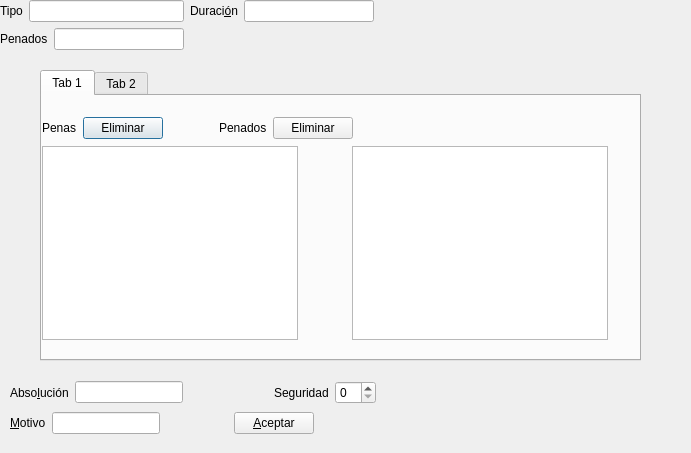
Old version of the form gui/dlgpenaentrada.ui in the repository rogorido/qtpredicadores.
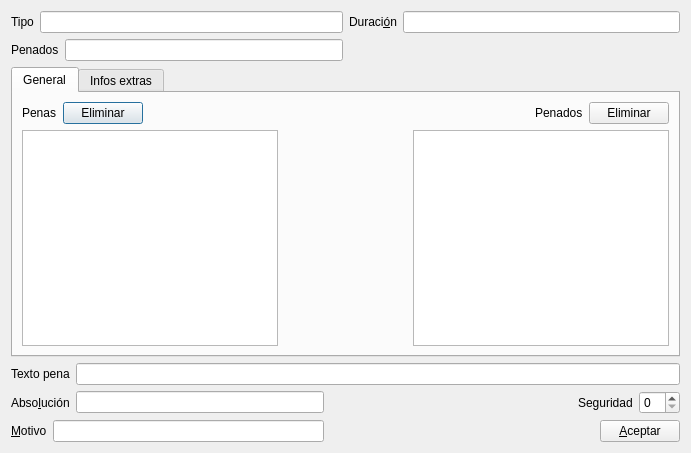
New version of the form. The open tabs and pages were chosen to show the change. Custom widgets are drawn as their Qt base class.

Commit message: Añadidos modelos y completes alformulario para meter penas

```diff
--- a/gui/dlgpenaentrada.ui
+++ b/gui/dlgpenaentrada.ui
@@ -13,31 +13,61 @@
   <property name="windowTitle">
    <string>Dialog</string>
   </property>
+  <layout class="QVBoxLayout" name="verticalLayout">
+   <item>
+    <layout class="QGridLayout" name="gridLayout">
+     <item row="1" column="0" colspan="2">
+      <widget class="QLabel" name="label_3">
+       <property name="text">
+        <string>Penados</string>
+       </property>
+       <property name="buddy">
+        <cstring>txtPenados</cstring>
+       </property>
+      </widget>
+     </item>
+     <item row="0" column="4">
+      <widget class="QLineEdit" name="txtDuracion"/>
+     </item>
+     <item row="0" column="0">
+      <widget class="QLabel" name="label">
+       <property name="text">
+        <string>Tipo</string>
+       </property>
+       <property name="buddy">
+        <cstring>txtTipos</cstring>
+       </property>
+      </widget>
+     </item>
+     <item row="0" column="3">
+      <widget class="QLabel" name="label_2">
+       <property name="text">
+        <string>Duraci&amp;ón</string>
+       </property>
+       <property name="buddy">
+        <cstring>txtDuracion</cstring>
+       </property>
+      </widget>
+     </item>
+     <item row="0" column="1" colspan="2">
+      <widget class="QLineEdit" name="txtTipos"/>
+     </item>
+     <item row="1" column="2">
+      <widget class="QLineEdit" name="txtPenados"/>
+     </item>
+    </layout>
+   </item>
+   <item>
   <widget class="QTabWidget" name="tabWidget">
-   <property name="geometry">
-    <rect>
-     <x>40</x>
-     <y>70</y>
-     <width>601</width>
-     <height>291</height>
-    </rect>
-   </property>
    <property name="currentIndex">
     <number>1</number>
    </property>
    <widget class="QWidget" name="tab">
     <attribute name="title">
-     <string>Tab 1</string>
-    </attribute>
-    <widget class="QWidget" name="layoutWidget">
-     <property name="geometry">
-      <rect>
-       <x>0</x>
-       <y>20</y>
-       <width>311</width>
-       <height>24</height>
-      </rect>
-     </property>
+       <string>General</string>
+      </attribute>
+      <layout class="QVBoxLayout" name="verticalLayout_2">
+       <item>
      <layout class="QHBoxLayout" name="horizontalLayout_4">
       <item>
        <widget class="QLabel" name="label_4">
@@ -87,16 +117,8 @@
        </widget>
       </item>
      </layout>
-    </widget>
-    <widget class="QWidget" name="layoutWidget_2">
-     <property name="geometry">
-      <rect>
-       <x>0</x>
-       <y>50</y>
-       <width>566</width>
-       <height>194</height>
-      </rect>
-     </property>
+       </item>
+       <item>
      <layout class="QHBoxLayout" name="horizontalLayout_3">
       <item>
        <widget class="QListWidget" name="lwTipos"/>
@@ -118,11 +140,12 @@
        <widget class="QListWidget" name="lwPenados"/>
       </item>
      </layout>
-    </widget>
+       </item>
+      </layout>
    </widget>
    <widget class="QWidget" name="tab_2">
     <attribute name="title">
-     <string>Tab 2</string>
+       <string>Infos extras</string>
     </attribute>
     <widget class="WidgetExtraInfos" name="widget" native="true">
      <property name="geometry">
@@ -136,66 +159,29 @@
     </widget>
    </widget>
   </widget>
-  <widget class="QWidget" name="layoutWidget">
-   <property name="geometry">
-    <rect>
-     <x>0</x>
-     <y>0</y>
-     <width>374</width>
-     <height>52</height>
-    </rect>
-   </property>
-   <layout class="QGridLayout" name="gridLayout">
-    <item row="0" column="0">
-     <widget class="QLabel" name="label">
-      <property name="text">
-       <string>Tipo</string>
-      </property>
-      <property name="buddy">
-       <cstring>txtTipos</cstring>
-      </property>
-     </widget>
-    </item>
-    <item row="0" column="1" colspan="2">
-     <widget class="QLineEdit" name="txtTipos"/>
-    </item>
-    <item row="0" column="3">
-     <widget class="QLabel" name="label_2">
+   </item>
+   <item>
+    <layout class="QHBoxLayout" name="horizontalLayout_5">
+     <item>
+      <widget class="QLabel" name="label_9">
       <property name="text">
-       <string>Duraci&amp;ón</string>
+        <string>Texto pena</string>
       </property>
       <property name="buddy">
        <cstring>txtDuracion</cstring>
       </property>
      </widget>
     </item>
-    <item row="0" column="4">
-     <widget class="QLineEdit" name="txtDuracion"/>
-    </item>
-    <item row="1" column="0" colspan="2">
-     <widget class="QLabel" name="label_3">
+     <item>
+      <widget class="QLineEdit" name="txtPenaTexto">
       <property name="text">
-       <string>Penados</string>
-      </property>
-      <property name="buddy">
-       <cstring>txtPenados</cstring>
-      </property>
-     </widget>
-    </item>
-    <item row="1" column="2">
-     <widget class="QLineEdit" name="txtPenados"/>
-    </item>
-   </layout>
-  </widget>
-  <widget class="QWidget" name="layoutWidget">
-   <property name="geometry">
-    <rect>
-     <x>10</x>
-     <y>380</y>
-     <width>366</width>
-     <height>25</height>
-    </rect>
-   </property>
+        <string/>
+       </property>
+      </widget>
+     </item>
+    </layout>
+   </item>
+   <item>
    <layout class="QHBoxLayout" name="horizontalLayout">
     <item>
      <widget class="QLabel" name="label_6">
@@ -237,16 +223,8 @@
      <widget class="QSpinBox" name="spSeguridad"/>
     </item>
    </layout>
-  </widget>
-  <widget class="QWidget" name="layoutWidget">
-   <property name="geometry">
-    <rect>
-     <x>10</x>
-     <y>411</y>
-     <width>304</width>
-     <height>24</height>
-    </rect>
-   </property>
+   </item>
+   <item>
    <layout class="QHBoxLayout" name="horizontalLayout_2">
     <item>
      <widget class="QLabel" name="label_7">
@@ -282,7 +260,8 @@
      </widget>
     </item>
    </layout>
-  </widget>
+   </item>
+  </layout>
  </widget>
  <customwidgets>
   <customwidget>
```
Left out of the diff: 10 changed lines with no effect on the pictures. Lines whose indentation alone changed are shown as unchanged. The commit also changes 3 other files.
